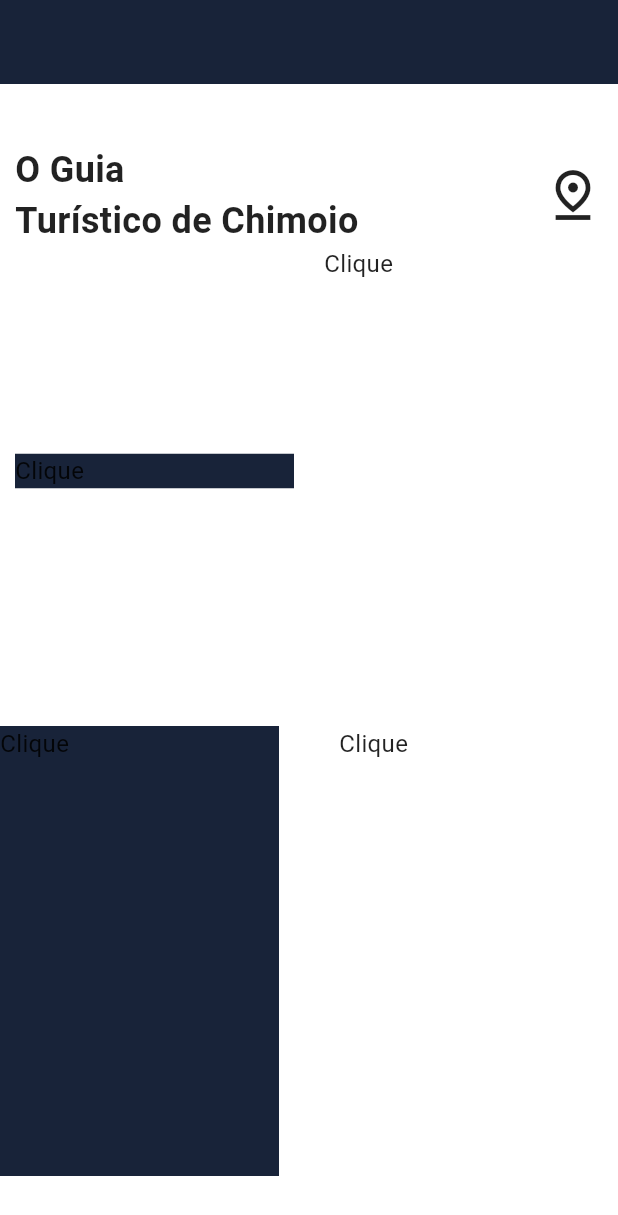
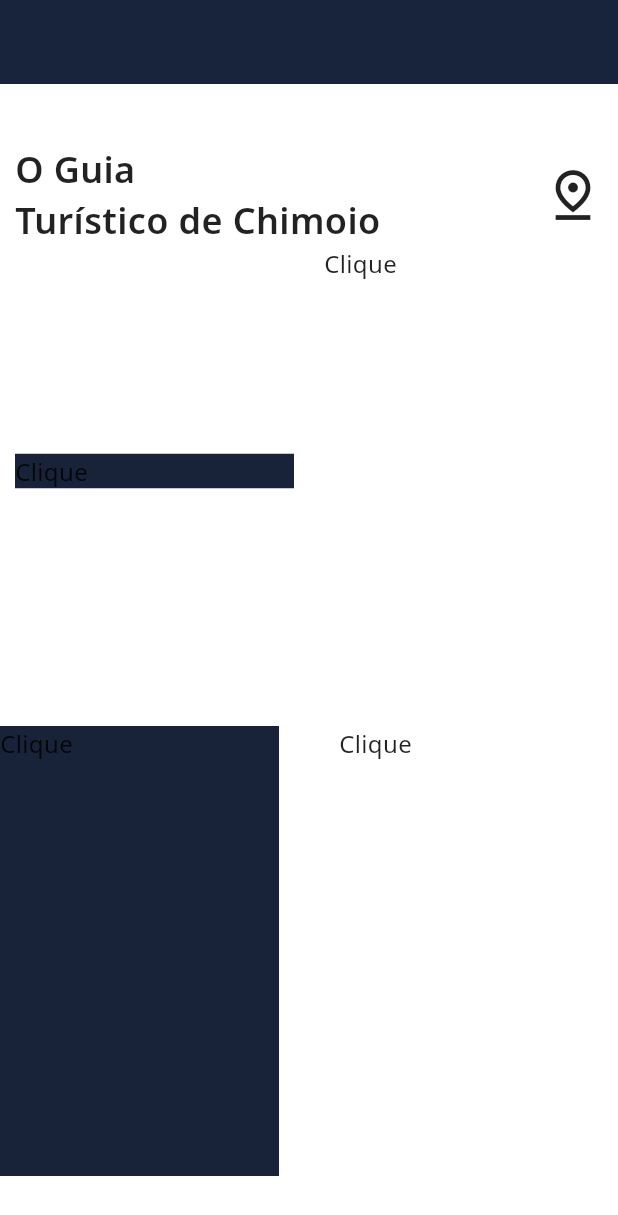
Before and after one commit to YMatique/chimoio_tour_guide, a Flutter app: the screen it shows after launch, on a phone screen of 412 x 824 dp. Shown: the top 1215 px of the screen. Run offline on Flutter 3.47's test engine with Material 3 defaults, Android fonts, the phone set to English and light mode, and no system bars.

Commit message:
customize homescreen

```diff
--- a/lib/main.dart
+++ b/lib/main.dart
@@ -2,9 +2,56 @@ import 'package:chimoio_tour_guide/screens/home_screen.dart';
 import 'package:flutter/material.dart';
 
 void main() {
-  runApp(const MyApp());
+  runApp( ChimoioTourGuideApp());
 }
-
+class ChimoioTourGuideApp extends StatelessWidget {
+  @override
+  Widget build(BuildContext context) {
+    return MaterialApp(
+      title: 'Guia Turístico de Chimoio',
+      debugShowCheckedModeBanner: false,
+      theme: ThemeData(
+        primaryColor: Color(0xFF18243C),
+        scaffoldBackgroundColor: Colors.white,
+        colorScheme: ColorScheme.fromSwatch().copyWith(
+          primary: Color(0xFF18243C),
+          secondary: Color(0xFFFF9626),
+        ),
+        fontFamily: 'NotoSans',
+        textTheme: const TextTheme(
+        headlineLarge: TextStyle(
+            fontSize: 24, fontWeight: FontWeight.bold, color: Colors.black87),
+        headlineMedium: TextStyle(
+            fontSize: 22, fontWeight: FontWeight.w600, color: Colors.black87),
+        bodyLarge: TextStyle(
+            fontSize: 18, fontWeight: FontWeight.w500, color: Colors.black87),
+        bodyMedium: TextStyle(
+            fontSize: 16, fontWeight: FontWeight.normal, color: Colors.black87),
+        bodySmall: TextStyle(
+            fontSize: 14, fontWeight: FontWeight.normal, color: Colors.black87),
+        labelLarge: TextStyle(
+            fontSize: 16, fontWeight: FontWeight.w600, color: Colors.black87),
+        labelSmall: TextStyle(
+            fontSize: 14, fontWeight: FontWeight.w400, color: Colors.black87),
+      ),
+        appBarTheme: AppBarTheme(
+          backgroundColor: Color(0xFF18243C),
+          foregroundColor: Color(0xFFFF9626),
+        ),
+        elevatedButtonTheme: ElevatedButtonThemeData(
+          style: ElevatedButton.styleFrom(
+            backgroundColor: Color(0xFF18243C),
+            foregroundColor: Colors.white,
+            shape: RoundedRectangleBorder(
+              borderRadius: BorderRadius.circular(20),
+            ),
+          ),
+        ),
+      ),
+      home: HomeScreen(),
+    );
+  }
+}
 class MyApp extends StatelessWidget {
   const MyApp({super.key});
 
```
